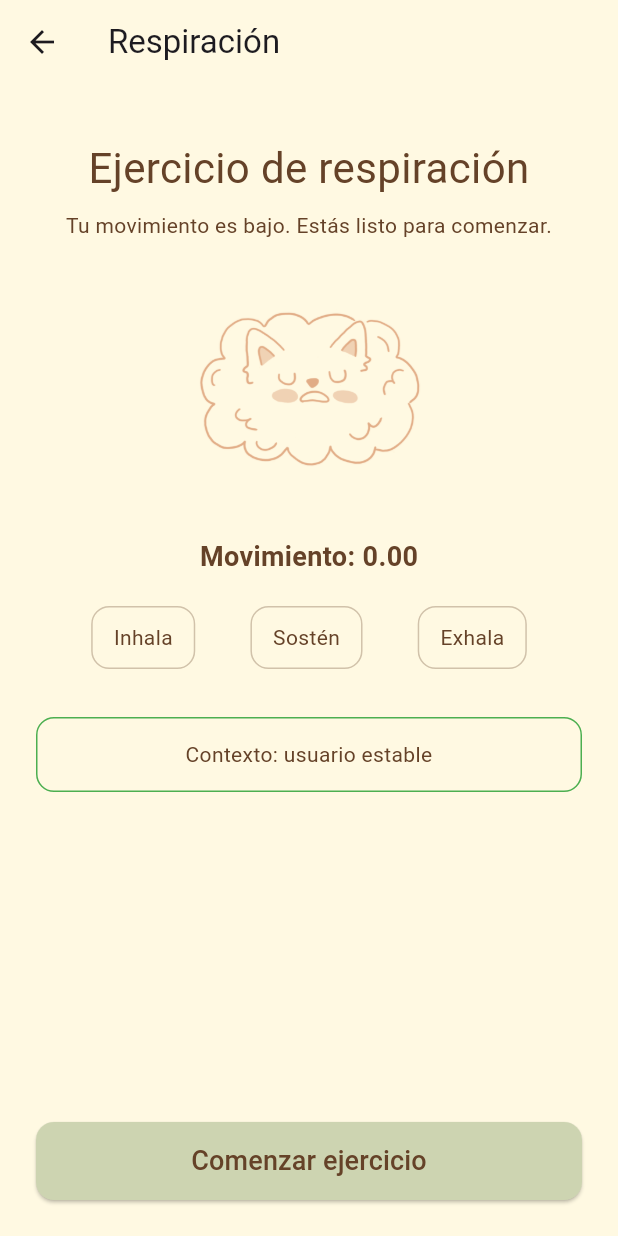
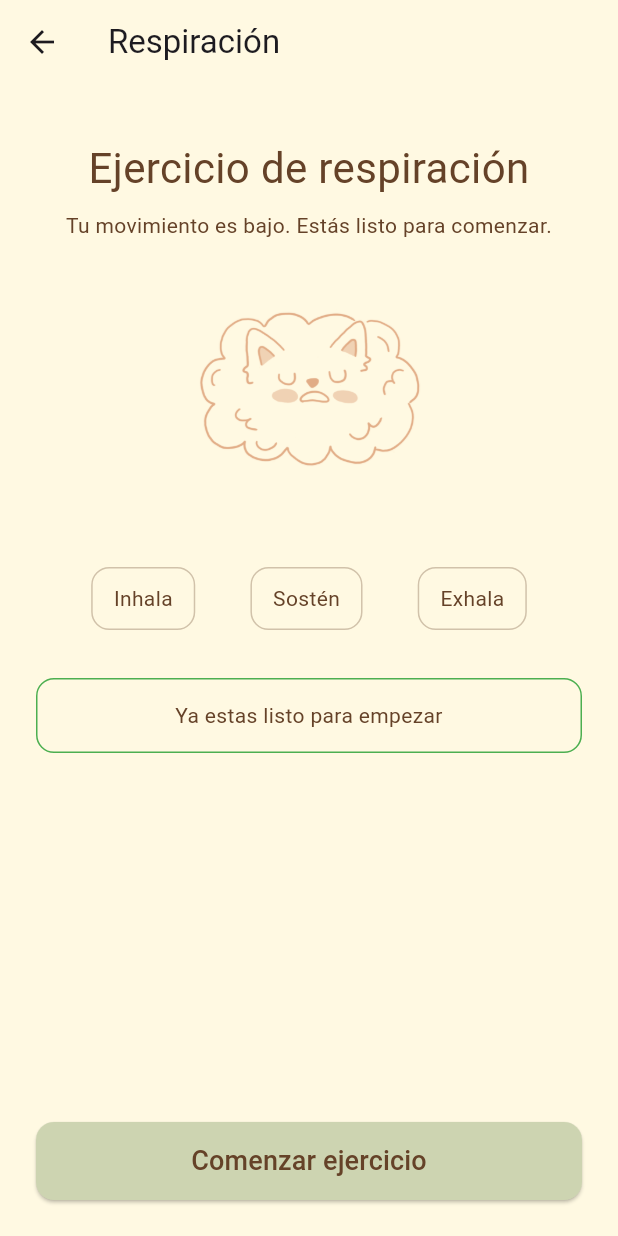
Before and after one commit to S3-Group36-Mobile-App-Development/Flutter, a Flutter app: the BreathingPage screen opened directly, on a phone screen of 412 x 824 dp. Run offline on Flutter 3.47's test engine with Material 3 defaults, Android fonts, the phone set to English and light mode, and no system bars; our stand-ins replace dio, flutter_secure_storage, google_fonts, google_sign_in, sensors_plus, shared_preferences and 1 more; accounts and stored records are empty; Roboto replaces fonts that are missing (Livvic).

Commit message:
mini changes

```diff
--- a/lib/features/breathing/presentation/viewmodels/breathing_view_model.dart
+++ b/lib/features/breathing/presentation/viewmodels/breathing_view_model.dart
@@ -26,10 +26,9 @@ class BreathingViewModel extends ChangeNotifier {
   String _phase = 'Listo para comenzar';
 
   BreathingViewModel({
-    required SensorService sensorService,
-    required VibrationService vibrationService,
-  })  : _sensorService = sensorService,
-        _vibrationService = vibrationService;
+    required this._sensorService,
+    required this._vibrationService,
+  });
 
   MovementContext get context => _context;
 
--- a/lib/features/breathing/presentation/views/breathing_page.dart
+++ b/lib/features/breathing/presentation/views/breathing_page.dart
@@ -123,7 +123,7 @@ class _BreathingPageState extends State<BreathingPage> {
 
                   const SizedBox(height: 24),
 
-                  // Fase actual + segundos
+
                   if (isBreathing) ...[
                     Text(
                       _viewModel.phase,
@@ -151,15 +151,7 @@ class _BreathingPageState extends State<BreathingPage> {
                         color: AppColors.coffe,
                       ),
                     ),
-                  ] else
-                    Text(
-                      'Movimiento: ${_viewModel.movement.toStringAsFixed(2)}',
-                      style: GoogleFonts.livvic(
-                        fontSize: 18,
-                        fontWeight: FontWeight.bold,
-                        color: AppColors.coffe,
-                      ),
-                    ),
+                  ],
 
                   const SizedBox(height: 20),
 
@@ -193,8 +185,8 @@ class _BreathingPageState extends State<BreathingPage> {
                     ),
                     child: Text(
                       isStill
-                          ? 'Contexto: usuario estable'
-                          : 'Contexto: movimiento detectado',
+                          ? 'Ya estas listo para empezar'
+                          : 'Deja de moverte y encuentra un lugar que puedas parar a respirar',
                       textAlign: TextAlign.center,
                       style: GoogleFonts.livvic(color: AppColors.coffe),
                     ),
```
